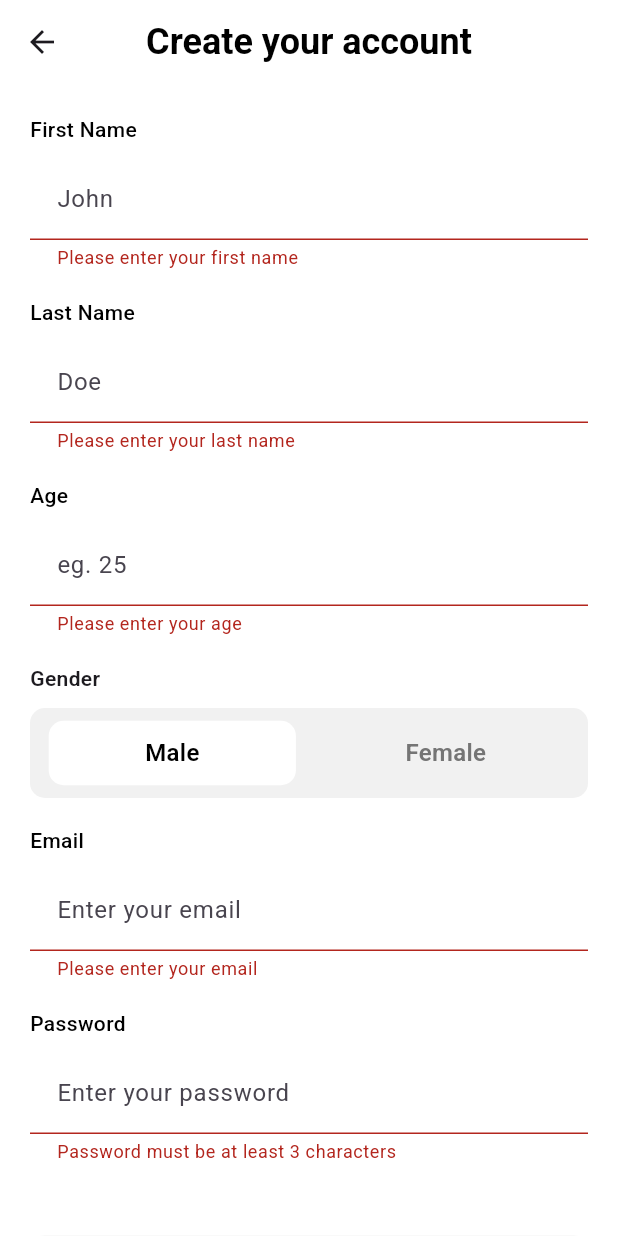
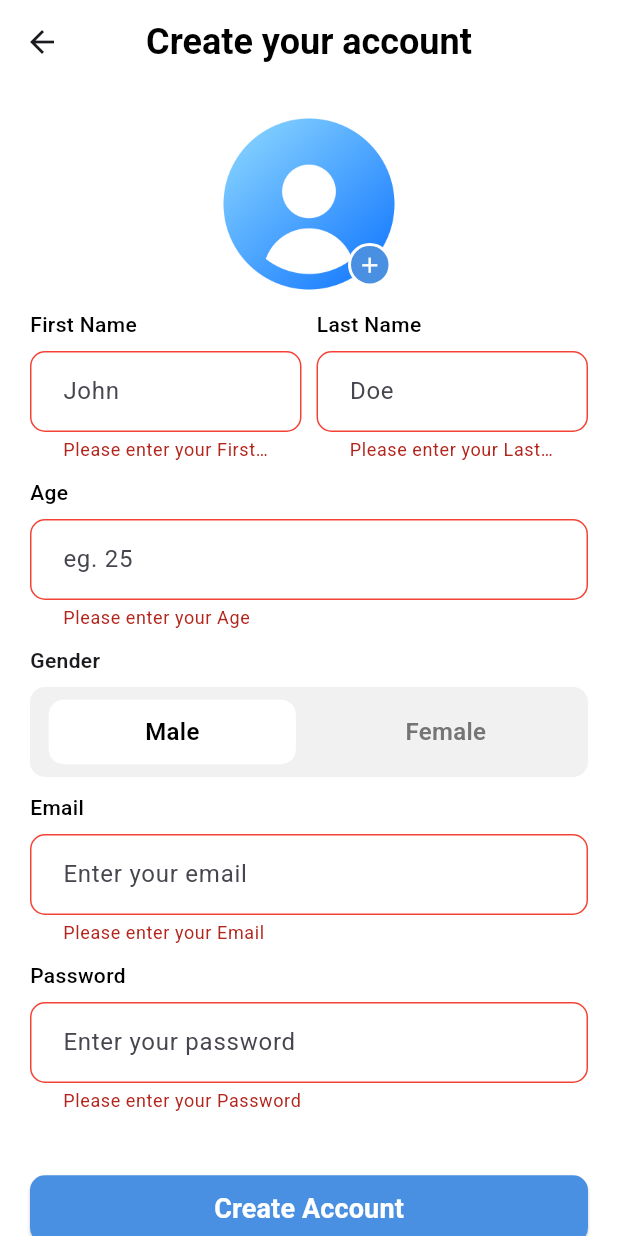
Before and after one commit to harsh308050/Flutter-Bloc-Learning, a Flutter app: the SignupScreen screen opened directly, after a tap on "Create Account", on a phone screen of 412 x 824 dp. Run offline on Flutter 3.47's test engine with Material 3 defaults, Android fonts, the phone set to English and light mode, and no system bars; our stand-ins replace equatable, flutter_bloc, image_picker.

Commit message:
signup  image picking

```diff
--- a/bloc_userprofileview/lib/components/CM.dart
+++ b/bloc_userprofileview/lib/components/CM.dart
@@ -1,5 +1,8 @@
+import 'dart:io';
+
 import 'package:bloc_userprofileview/utils/utils.dart';
 import 'package:flutter/material.dart';
+import 'package:image_picker/image_picker.dart';
 
 class CM {
   static void showSnackBar(BuildContext context, String message, Color color) {
@@ -17,4 +20,57 @@ class CM {
       ),
     );
   }
+
+  static Widget SbhMain() {
+    return SizedBox(height: UISizes.mainSpacing);
+  }
+
+  static Widget SbhSub() {
+    return SizedBox(height: UISizes.subSpacing);
+  }
+
+  static Widget SbhMin() {
+    return SizedBox(height: UISizes.minSpacing);
+  }
+
+  static Widget SbwMain() {
+    return SizedBox(width: UISizes.mainSpacing);
+  }
+
+  static Widget SbwSub() {
+    return SizedBox(width: UISizes.midSpacing);
+  }
+
+  static String? inputvalidator(String? value, String fieldName) {
+    if (value == null || value.isEmpty) {
+      return 'Please enter your $fieldName';
+    }
+    if (fieldName == "Email") {
+      RegExp regex = RegExp(r'^[^@]+@[^@]+\.[^@]+');
+      if (!regex.hasMatch(value)) {
+        return 'Enter a valid email address';
+      }
+    }
+    if (fieldName == "Password") {
+      if (value.length < 3) {
+        return 'Password must be at least 3 characters long';
+      }
+    }
+    if (fieldName == "Age") {
+      if (value.length > 3) {
+        return 'Please enter a valid age';
+      }
+    }
+    return null;
+  }
+
+  static Future<File?> pickImage(ImageSource source, ImagePicker picker) async {
+    final pickedFile = await picker.pickImage(source: source);
+    if (pickedFile != null) {
+      File imageFile = File(pickedFile.path);
+      return imageFile;
+    } else {
+      return null;
+    }
+  }
 }
--- a/bloc_userprofileview/lib/components/CustomButton.dart
+++ b/bloc_userprofileview/lib/components/CustomButton.dart
@@ -16,7 +16,7 @@ class CustomButton extends StatelessWidget {
       onPressed: onButtonPressed,
       style: ElevatedButton.styleFrom(
         backgroundColor: UIColours.primaryColor,
-        minimumSize: Size(double.infinity, 50),
+        minimumSize: Size(double.infinity, UISizes.btnHeight),
         shape: RoundedRectangleBorder(
           borderRadius: BorderRadius.circular(UISizes.inputRadius),
         ),
--- /dev/null
+++ b/bloc_userprofileview/lib/components/CustomProfile.dart
@@ -0,0 +1,60 @@
+import 'dart:io';
+import 'package:flutter/material.dart';
+
+class CustomProfile extends StatefulWidget {
+  final VoidCallback? onTap;
+  final String imagePath;
+  final Icon? icon;
+  final Widget? child;
+  const CustomProfile({
+    super.key,
+    this.onTap,
+    required this.imagePath,
+    this.icon,
+    this.child,
+  });
+
+  @override
+  State<CustomProfile> createState() => _CustomProfileState();
+}
+
+class _CustomProfileState extends State<CustomProfile> {
+  bool isFile() {
+    return File(widget.imagePath).existsSync();
+  }
+
+  @override
+  Widget build(BuildContext context) {
+    return InkWell(
+      onTap: widget.onTap,
+      child: Stack(
+        children: [
+          isFile()
+              ? ClipRRect(
+                  borderRadius: BorderRadius.circular(100),
+                  child: Image.file(
+                    File(widget.imagePath),
+                    fit: BoxFit.cover,
+                    width: 120,
+                    height: 120,
+                  ),
+                )
+              : ClipRRect(
+                  borderRadius: BorderRadius.circular(100),
+                  child: Image.asset(
+                    widget.imagePath,
+                    fit: BoxFit.cover,
+                    width: 120,
+                    height: 120,
+                  ),
+                ),
+          Positioned(
+            bottom: 5,
+            right: 5,
+            child: widget.child != null ? widget.child! : SizedBox(),
+          ),
+        ],
+      ),
+    );
+  }
+}
--- a/bloc_userprofileview/lib/components/CustomTextField.dart
+++ b/bloc_userprofileview/lib/components/CustomTextField.dart
@@ -61,6 +61,16 @@ class CustomTextfield extends StatelessWidget {
               onPressed: onSuffixPressed,
               icon: Icon(suffixIcon),
             ),
+            errorBorder: OutlineInputBorder(
+              borderRadius: BorderRadius.all(
+                Radius.circular(UISizes.inputRadius),
+              ),
+              borderSide: BorderSide(color: UIColours.errorColor),
+            ),
+            border: OutlineInputBorder(
+              borderRadius: BorderRadius.circular(UISizes.inputRadius),
+              borderSide: BorderSide(color: UIColours.errorColor),
+            ),
             enabledBorder: OutlineInputBorder(
               borderSide: BorderSide(color: UIColours.grey.withOpacity(0.5)),
               borderRadius: BorderRadius.circular(UISizes.inputRadius),
--- a/bloc_userprofileview/lib/screens/login/signupscreen.dart
+++ b/bloc_userprofileview/lib/screens/login/signupscreen.dart
@@ -1,4 +1,8 @@
+import 'dart:io';
+
+import 'package:bloc_userprofileview/components/CM.dart';
 import 'package:bloc_userprofileview/components/CustomAppBar.dart';
+import 'package:bloc_userprofileview/components/CustomProfile.dart';
 import 'package:bloc_userprofileview/components/GenderButton.dart';
 import 'package:bloc_userprofileview/routes/routes.dart';
 import 'package:flutter/material.dart';
@@ -6,6 +10,7 @@ import '../../utils/utils.dart';
 import '../../components/CustomButton.dart';
 import '../../components/CustomTextButton.dart';
 import '../../components/CustomTextField.dart';
+import 'package:image_picker/image_picker.dart';
 
 class SignupScreen extends StatefulWidget {
   const SignupScreen({super.key});
@@ -16,6 +21,8 @@ class SignupScreen extends StatefulWidget {
 
 class _SignupScreenState extends State<SignupScreen> {
   final formKey = GlobalKey<FormState>();
+  final ImagePicker picker = ImagePicker();
+  File? image;
   TextEditingController firstNameController = TextEditingController();
   TextEditingController lastNameController = TextEditingController();
   TextEditingController ageController = TextEditingController();
@@ -44,27 +51,66 @@ class _SignupScreenState extends State<SignupScreen> {
                       Column(
                         spacing: UISizes.subSpacing,
                         children: [
-                          CustomTextfield(
+                          CustomProfile(
+                            onTap: () {
+                              CM.pickImage(ImageSource.gallery, picker).then((
+                                file,
+                              ) async {
+                                if (file != null) {
+                                  setState(() {
+                                    image = file;
+                                  });
+                                }
+                              });
+                            },
+                            imagePath: image != null
+                                ? image!.path
+                                : AssetsPath.profile,
+                            child: Container(
+                              padding: EdgeInsets.all(4),
+                              child: image != null
+                                  ? UIIcons.editIcon
+                                  : UIIcons.addIcon,
+                              decoration: BoxDecoration(
+                                border: Border.all(
+                                  color: UIColours.white,
+                                  width: 2,
+                                ),
+                                color: UIColours.primaryColor,
+                                borderRadius: BorderRadius.circular(20),
+                              ),
+                            ),
+                          ),
+                          Row(
+                            spacing: UISizes.subSpacing,
+                            children: [
+                              Expanded(
+                                child: CustomTextfield(
                                   controller: firstNameController,
                                   hintText: UIStrings.fnameHint,
                                   labelText: UIStrings.fname,
                                   validator: (value) {
-                              if (value == null || value.isEmpty) {
-                                return 'Please enter your first name';
-                              }
-                              return null;
+                                    return CM.inputvalidator(
+                                      value,
+                                      "First Name",
+                                    );
                                   },
                                 ),
-                          CustomTextfield(
+                              ),
+                              Expanded(
+                                child: CustomTextfield(
                                   controller: lastNameController,
                                   hintText: UIStrings.lnameHint,
                                   labelText: UIStrings.lname,
                                   validator: (value) {
-                              if (value == null || value.isEmpty) {
-                                return 'Please enter your last name';
-                              }
-                              return null;
+                                    return CM.inputvalidator(
+                                      value,
+                                      "Last Name",
+                                    );
                                   },
+                                ),
+                              ),
+                            ],
                           ),
                           CustomTextfield(
                             controller: ageController,
@@ -72,14 +118,7 @@ class _SignupScreenState extends State<SignupScreen> {
                             labelText: UIStrings.age,
                             keyboardType: TextInputType.number,
                             validator: (value) {
-                              if (value == null || value.isEmpty) {
-                                return 'Please enter your age';
-                              }
-                              if (value.length > 3 ||
-                                  int.tryParse(value) == null) {
-                                return 'Please enter a valid age';
-                              }
-                              return null;
+                              return CM.inputvalidator(value, "Age");
                             },
                           ),
                           Column(
@@ -130,15 +169,7 @@ class _SignupScreenState extends State<SignupScreen> {
                             hintText: UIStrings.emailHint,
                             labelText: UIStrings.emailLabel,
                             validator: (value) {
-                              if (value == null || value.isEmpty) {
-                                return 'Please enter your email';
-                              }
-                              if (!RegExp(
-                                r'^[\w-\.]+@([\w-]+\.)+[\w-]{2,4}$',
-                              ).hasMatch(value)) {
-                                return 'Please enter a valid email';
-                              }
-                              return null;
+                              return CM.inputvalidator(value, "Email");
                             },
                           ),
                           CustomTextfield(
@@ -146,18 +177,13 @@ class _SignupScreenState extends State<SignupScreen> {
                             hintText: UIStrings.passwordHint,
                             labelText: UIStrings.passwordLabel,
                             validator: (value) {
-                              if (value == null) {
-                                return 'Please enter your password';
-                              }
-                              if (value.length < 3) {
-                                return 'Password must be at least 3 characters';
-                              }
-                              return null;
+                              return CM.inputvalidator(value, "Password");
                             },
                           ),
                         ],
                       ),
-                      SizedBox(height: UISizes.mainSpacing * 2),
+                      CM.SbhMain(),
+                      CM.SbhMain(),
                       CustomButton(
                         buttonText: UIStrings.signupButton,
                         onButtonPressed: () {
@@ -166,7 +192,7 @@ class _SignupScreenState extends State<SignupScreen> {
                           }
                         },
                       ),
-                      SizedBox(height: UISizes.minSpacing),
+                      CM.SbhMin(),
                       Row(
                         mainAxisAlignment: MainAxisAlignment.center,
                         children: [
--- a/bloc_userprofileview/lib/utils/utils.dart
+++ b/bloc_userprofileview/lib/utils/utils.dart
@@ -22,7 +22,7 @@ class UIStrings {
   static String gender = "Gender";
   static String searchbarHint = "Search by name or email...";
 
-  static String loginButton = "Log In";
+  static String loginButton = "Login";
   static String signupButton = "Create Account";
   static String editprofileButton = "Save Changes";
   static String forgotPassword = "Forgot Password?";
@@ -39,11 +39,11 @@ class UIStrings {
 
 class UIColours {
   static Color primaryColor = const Color(0xFF4a90e2);
-  static Color grey = const Color.fromRGBO(114, 114, 114, 0.7);
+  static Color grey = const Color(0xB3727272);
   static Color black = Colors.black;
   static Color white = Colors.white;
   static Color greyShade = Colors.grey.shade600;
-  static Color red = Colors.red;
+  static Color errorColor = Colors.red;
 }
 
 class UISizes {
@@ -52,10 +52,10 @@ class UISizes {
   static double btnFontSize = 18.0;
   static double labelFontSize = 14.0;
   static double inputFontSize = 16.0;
-  static double mainSpacing = 24.0;
-  static double midSpacing = 20.0;
-  static double subSpacing = 18.0;
-  static double minSpacing = 10.0;
+  static double mainSpacing = 20.0;
+  static double midSpacing = 18.0;
+  static double subSpacing = 10.0;
+  static double minSpacing = 8.0;
   static double inputRadius = 10.0;
   static double aroundPadding = 20.0;
   static double verticalInputPadding = 15.0;
@@ -64,6 +64,7 @@ class UISizes {
   static double tileTitle = 18.0;
   static double tileSubtitle = 14.0;
   static double trailIconSize = 16.0;
+  static double btnHeight = 45.0;
 }
 
 class UIIcons {
@@ -74,18 +75,42 @@ class UIIcons {
   );
   static Icon emailIcon = const Icon(Icons.email_outlined);
   static Icon passwordIcon = const Icon(Icons.lock_outline);
-  static Icon passwordEyeIcon = const Icon(Icons.visibility_outlined);
+  static Icon passwordEyeIcon = Icon(
+    Icons.visibility_outlined,
+    color: UIColours.grey,
+  );
   static Icon passwordEyeDisabledIcon = const Icon(
     Icons.visibility_off_outlined,
+    color: Colors.grey,
   );
+  static Icon settingsIcon = const Icon(Icons.settings_outlined);
   static Icon arrowBtnIcon = Icon(
     Icons.arrow_forward_ios_outlined,
     size: UISizes.trailIconSize,
   );
-  static Icon dltBtnIcon = Icon(Icons.delete_outlined, color: UIColours.red);
+  static Icon dltBtnIcon = Icon(
+    Icons.delete_outlined,
+    color: UIColours.errorColor,
+  );
+
+  static Icon addIcon = Icon(
+    Icons.add_outlined,
+    color: UIColours.white,
+    size: 17,
+  );
+  static Icon editIcon = Icon(
+    Icons.edit_outlined,
+    color: UIColours.white,
+    size: 17,
+  );
+
   static Icon tileThemeIcon = Icon(Icons.brightness_6_outlined);
   static Icon fnameIcon = const Icon(Icons.person);
   static Icon lnameIcon = const Icon(Icons.person);
   static Icon ageIcon = const Icon(Icons.cake);
   static Icon genderIcon = const Icon(Icons.wc);
 }
+
+class AssetsPath {
+  static String profile = "assets/images/profile.png";
+}
--- a/bloc_userprofileview/pubspec.yaml
+++ b/bloc_userprofileview/pubspec.yaml
@@ -36,6 +36,7 @@ dependencies:
   cupertino_icons: ^1.0.8
   http: ^1.6.0
   flutter_bloc: ^9.1.1
+  image_picker: ^1.2.1
 
 dev_dependencies:
   flutter_test:
@@ -59,9 +60,8 @@ flutter:
   uses-material-design: true
 
   # To add assets to your application, add an assets section, like this:
-  # assets:
-  #   - images/a_dot_burr.jpeg
-  #   - images/a_dot_ham.jpeg
+  assets:
+    - assets/images/
 
   # An image asset can refer to one or more resolution-specific "variants", see
   # https://flutter.dev/to/resolution-aware-images
```
Also changed, not shown: bloc_userprofileview/lib/components/CustomBottomAppBar.dart (added, +31 -0 lines), bloc_userprofileview/lib/screens/home/homepage.dart (+13 -41 lines), bloc_userprofileview/lib/screens/login/loginscreen.dart (+14 -35 lines), bloc_userprofileview/lib/screens/settings/SettingsScreen.dart (added, +19 -0 lines), bloc_userprofileview/lib/screens/users/UserScreen.dart (added, +27 -0 lines), bloc_userprofileview/assets/images/profile.png (added), bloc_userprofileview/pubspec.lock, 3 other files. Lines whose indentation alone changed are shown as unchanged.
